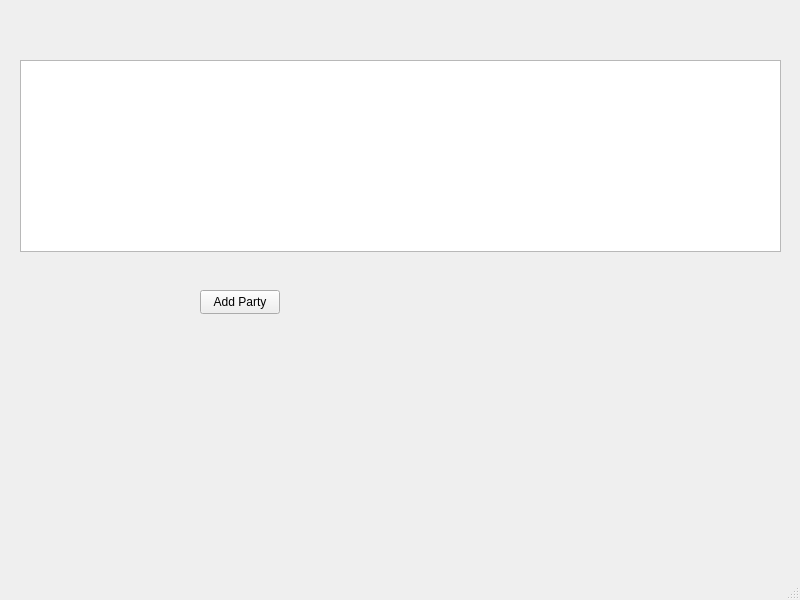
Old version of the form src/gui/mainwindow.ui in the repository 4ahlikNevmiruchi/PoliticalSim.
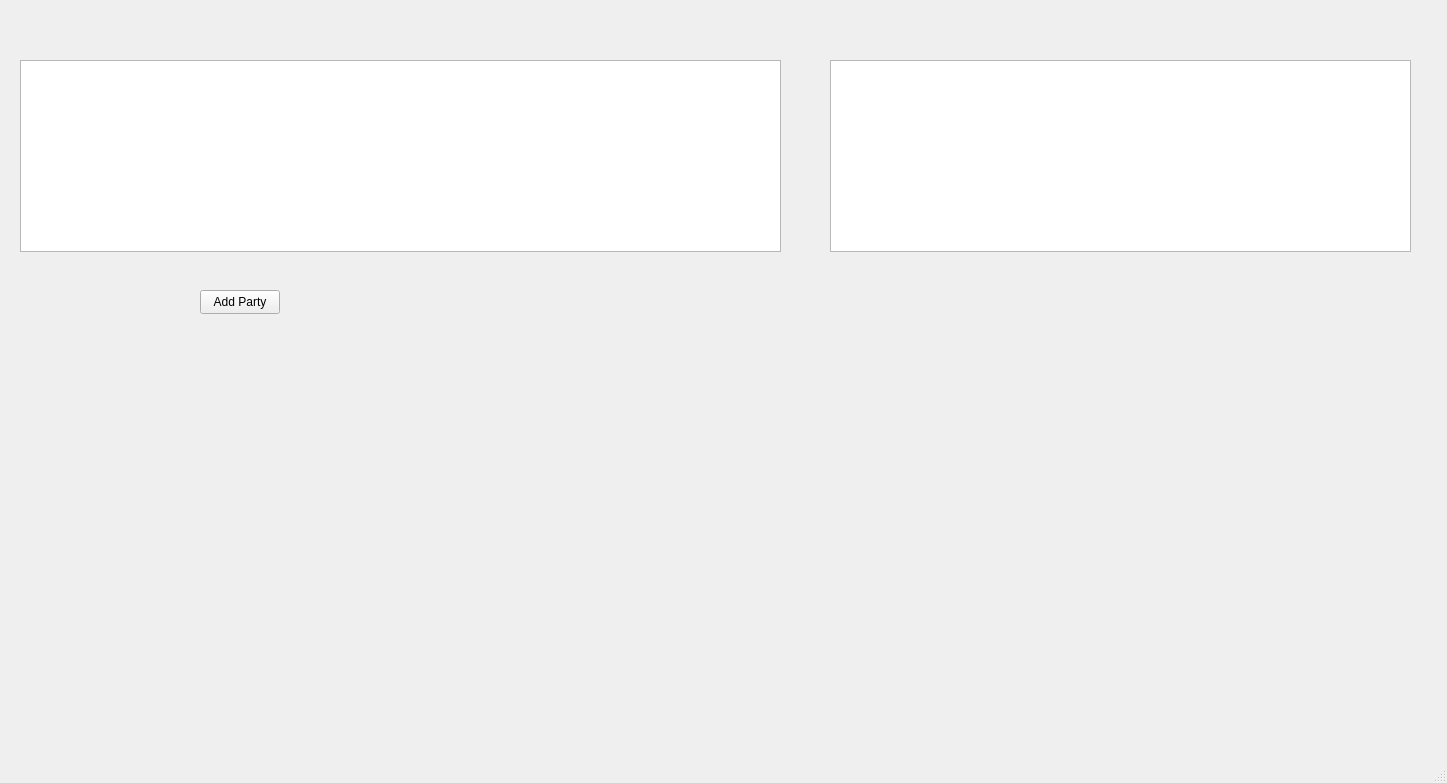
New version of the form.

Commit message: Voter class added, db updated

```diff
--- a/src/gui/mainwindow.ui
+++ b/src/gui/mainwindow.ui
@@ -6,8 +6,8 @@
    <rect>
     <x>0</x>
     <y>0</y>
-    <width>800</width>
-    <height>600</height>
+    <width>1447</width>
+    <height>783</height>
    </rect>
   </property>
   <property name="windowTitle">
@@ -37,6 +37,16 @@
      <string>Add Party</string>
     </property>
    </widget>
+   <widget class="QTableView" name="voterTableView">
+    <property name="geometry">
+     <rect>
+      <x>830</x>
+      <y>60</y>
+      <width>581</width>
+      <height>192</height>
+     </rect>
+    </property>
+   </widget>
   </widget>
   <widget class="QMenuBar" name="menubar">
    <property name="geometry">
```
Left out of the diff: 2 changed lines with no effect on the pictures. The commit also changes 8 other files.
